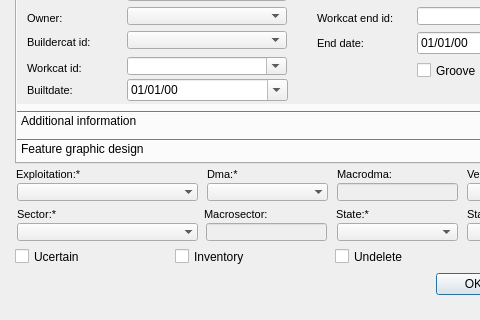
First picture: the form in init_ui/ud_man_gully.ui, repository Giswater/giswater_qgis_plugin, before the edit; both pictures show x 0 to 480 and y 316 to 636 of the 603 by 636 pixel window.
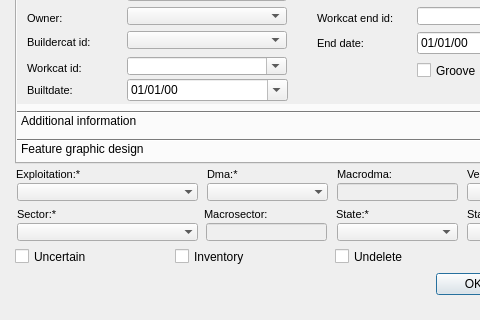
Second picture: the form after the edit. Icons and pictures are not drawn. Custom widgets are drawn as their Qt base class.

Commit message: Delete 'unconnected' from ui_man_connec form

Patch:
```diff
--- a/init_ui/ud_man_gully.ui
+++ b/init_ui/ud_man_gully.ui
@@ -3089,7 +3089,7 @@
      </rect>
     </property>
     <property name="text">
-     <string>Ucertain</string>
+     <string>Uncertain</string>
     </property>
    </widget>
    <widget class="QCheckBox" name="inventory">
```
The commit also changes 1 other file.
